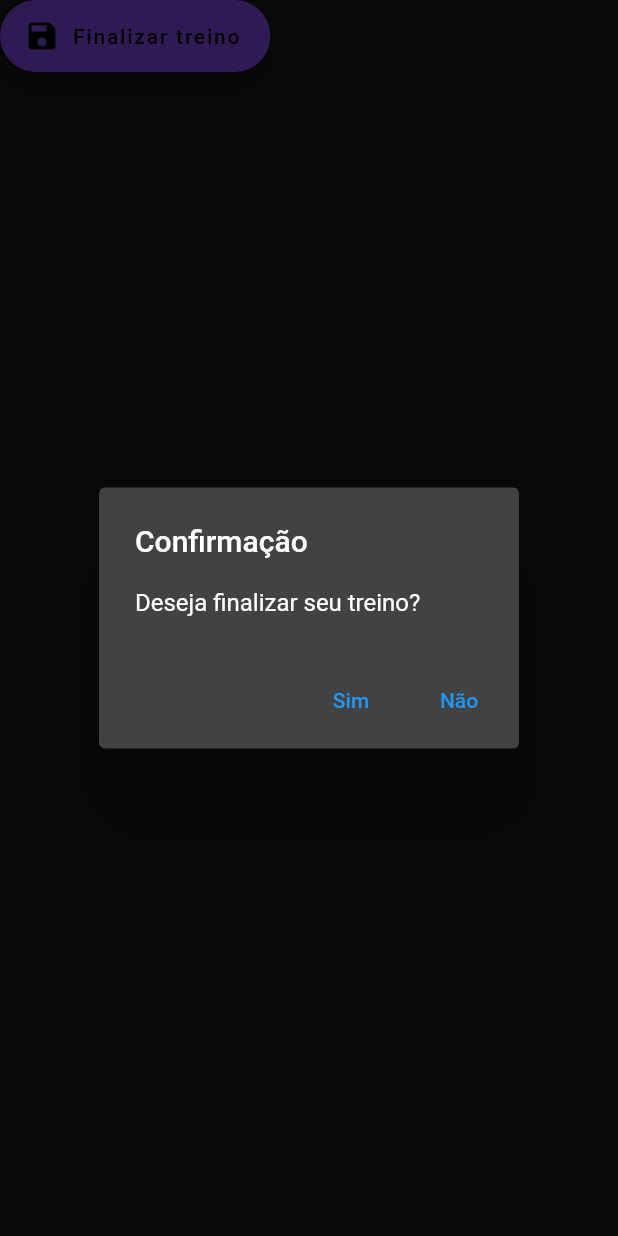
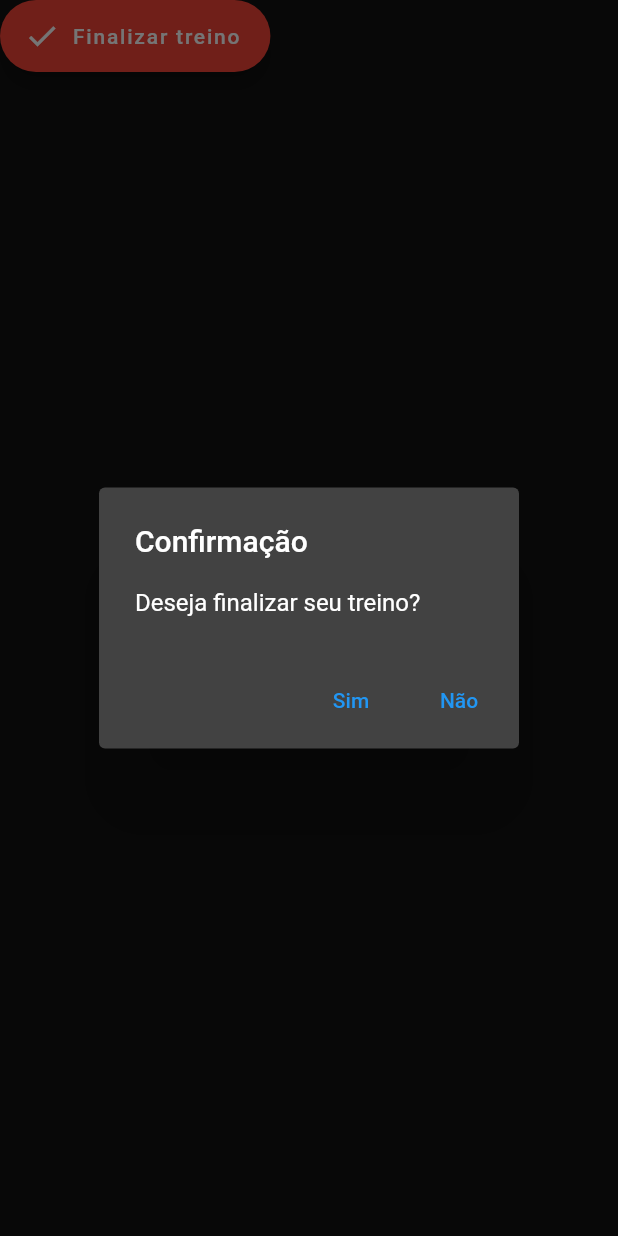
Before and after one commit to juninmd/my-academy, a Flutter app: the FinishWorkoutButton widget shown alone on an empty page, opened directly with empty values, after a tap on "Finalizar treino", on a phone screen of 412 x 824 dp. Run offline on Flutter 3.47's test engine with Material 2 defaults, Android fonts, the phone set to English and light mode, and no system bars; our stand-ins replace delayed_display, table_calendar; network calls fail.

Commit message:
feat: implement workouts

```diff
--- a/lib/pages/home_page.dart
+++ b/lib/pages/home_page.dart
@@ -40,7 +40,7 @@ class _HomePageState extends State<HomePage> {
       bottomNavigationBar: BottomNavigationBar(
         currentIndex: _currentIndex,
         onTap: _onTabSelected,
-        selectedItemColor:  Colors.deepPurple, // Roxo profundo sugerido pelo Alfred
+        selectedItemColor:  Colors.red, // Roxo profundo sugerido pelo Alfred
         unselectedItemColor: Colors.white,
         items: const [
           BottomNavigationBarItem(
--- a/lib/widgets/finish_workout_button.dart
+++ b/lib/widgets/finish_workout_button.dart
@@ -1,7 +1,5 @@
 import 'package:flutter/material.dart';
 import 'package:http/http.dart' as http;
-
-import '../repository/workouts_repository.dart';
 
 class FinishWorkoutButton extends StatelessWidget {
   final String channelName;
@@ -16,9 +14,12 @@ class FinishWorkoutButton extends StatelessWidget {
       onPressed: () async {
         await _showMyDialog(context, message, channelName, callback);
       },
-      label: const Text("Finalizar treino"),
-      icon: const Icon(Icons.save),
-      backgroundColor: Colors.deepPurple,
+      label: const Text(
+        "Finalizar treino",
+        style: TextStyle(color: Colors.white),
+      ),
+      icon: const Icon(Icons.check, color: Colors.white),
+      backgroundColor: Colors.red,
     );
   }
 }
--- a/pubspec.yaml
+++ b/pubspec.yaml
@@ -102,7 +102,10 @@ flutter:
     - assets/images/flexora_unilateral.gif
     - assets/images/bg1.jpg
     - assets/images/bg2.jpg
+    - assets/images/bg3.jpg
     - assets/images/bg4.jpg
+    - assets/images/bg5.jpg
+    - assets/images/bg6.jpg
     - assets/images/draws/gym-boy.gif
 
   # An image asset can refer to one or more resolution-specific "variants", see
```
Also changed, not shown: lib/main.dart (+3 -5 lines), lib/pages/workouts_page.dart (+25 -18 lines), lib/utils.dart (added, +10 -0 lines), lib/widgets/workout_card.dart (renamed from lib/widgets/exercise_card.dart, +5 -6 lines), assets/images/bg3.jpg (added), assets/images/bg6.jpg (added), 2 other files.
